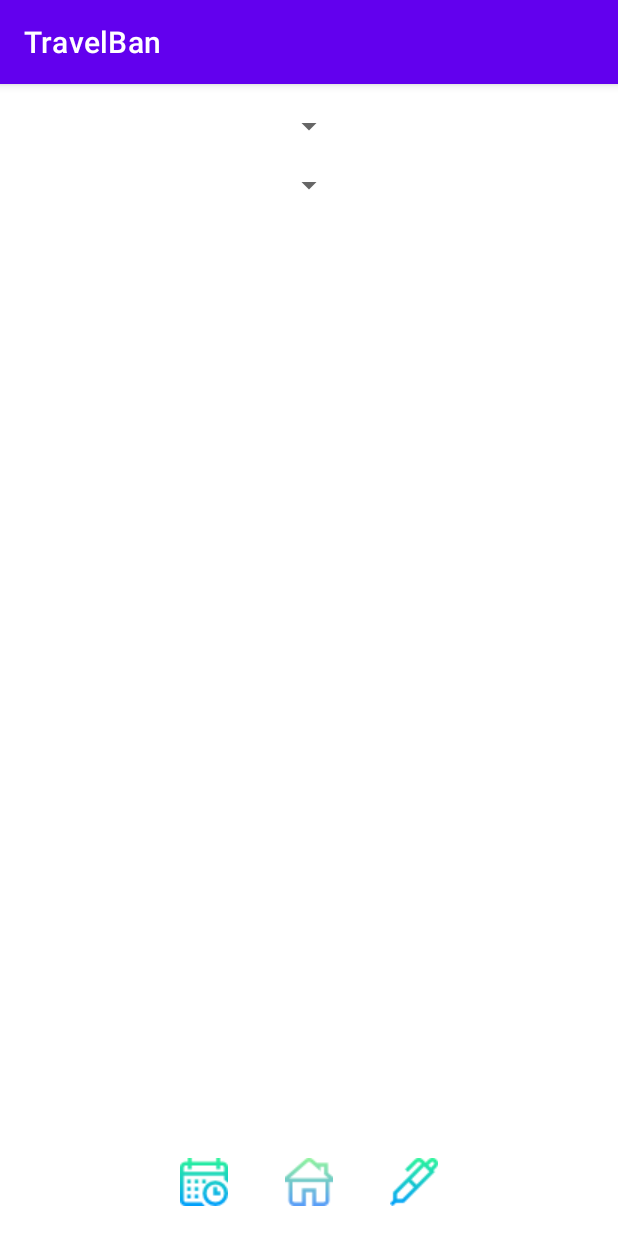
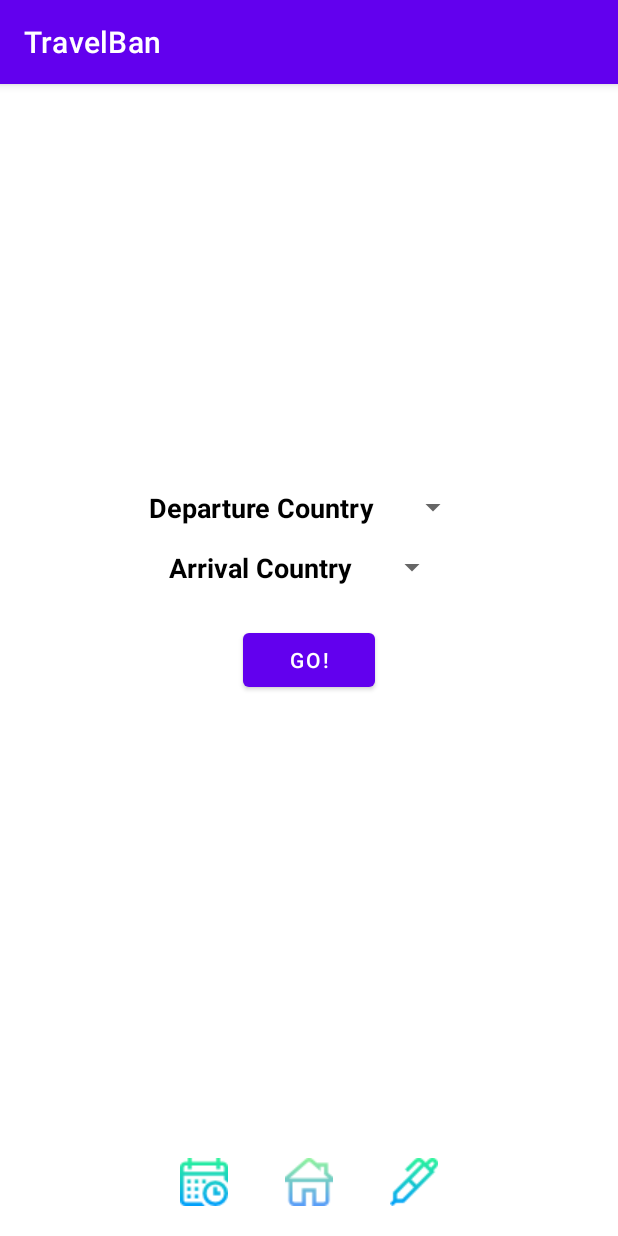
Before and after one commit to harshitabha/Covi-lender, an Android app: the ChooseActivity screen opened directly, with no data from a screen before it, on a phone screen of 412 x 824 dp. Run offline under Robolectric (Android 15) with nearby library versions, the phone set to English and light mode, and no system bars.

Commit message:
Choose page created

```diff
--- a/TravelBan/app/src/main/res/layout/activity_cal.xml
+++ b/TravelBan/app/src/main/res/layout/activity_cal.xml
@@ -4,7 +4,7 @@
     xmlns:tools="http://schemas.android.com/tools"
     android:layout_width="match_parent"
     android:layout_height="match_parent"
-    tools:context=".MainActivity"
+    tools:context=".CalActivity"
     android:padding="16dp">
 
     <LinearLayout
--- a/TravelBan/app/src/main/res/layout/activity_choose.xml
+++ b/TravelBan/app/src/main/res/layout/activity_choose.xml
@@ -4,21 +4,57 @@
     android:layout_width="match_parent"
     android:layout_height="match_parent"
     android:padding="16dp"
-    tools:context=".MainActivity">
+    tools:context=".ChooseActivity">
 
-    <Spinner
-        android:id="@+id/fromCountry"
+    <LinearLayout
         android:layout_width="wrap_content"
         android:layout_height="wrap_content"
-        android:layout_centerHorizontal="true" />
+        android:id="@+id/fromCountry"
+        android:layout_above="@id/toCountry"
+        android:layout_marginBottom="15dp"
+        android:layout_centerHorizontal="true">
 
-    <Spinner
-        android:id="@+id/toCountry"
+        <TextView
+            android:layout_width="wrap_content"
+            android:layout_height="wrap_content"
+            android:text="Departure Country"
+            android:textStyle="bold"
+            android:textColor="@color/black"
+            android:layout_marginRight="15dp"
+            android:textSize="18sp"/>
+        <Spinner
+            android:layout_width="wrap_content"
+            android:layout_height="wrap_content" />
+    </LinearLayout>
+
+    <LinearLayout
         android:layout_width="wrap_content"
         android:layout_height="wrap_content"
-        android:layout_below="@id/fromCountry"
+        android:id="@+id/toCountry"
         android:layout_centerHorizontal="true"
-        android:layout_marginTop="15dp" />
+        android:layout_marginBottom="25dp"
+        android:layout_above="@id/start">
+
+        <TextView
+            android:layout_width="wrap_content"
+            android:layout_height="wrap_content"
+            android:text="Arrival Country"
+            android:textColor="@color/black"
+            android:layout_marginRight="15dp"
+            android:textStyle="bold"
+            android:textSize="18sp"/>
+        <Spinner
+            android:layout_width="wrap_content"
+            android:layout_height="wrap_content" />
+    </LinearLayout>
+
+    <Button
+        android:layout_width="wrap_content"
+        android:layout_height="wrap_content"
+        android:layout_centerVertical="true"
+        android:layout_centerHorizontal="true"
+        android:text="Go!"
+        android:id="@+id/start"/>
 
     <!--Nav Bar-->
     <LinearLayout
```
